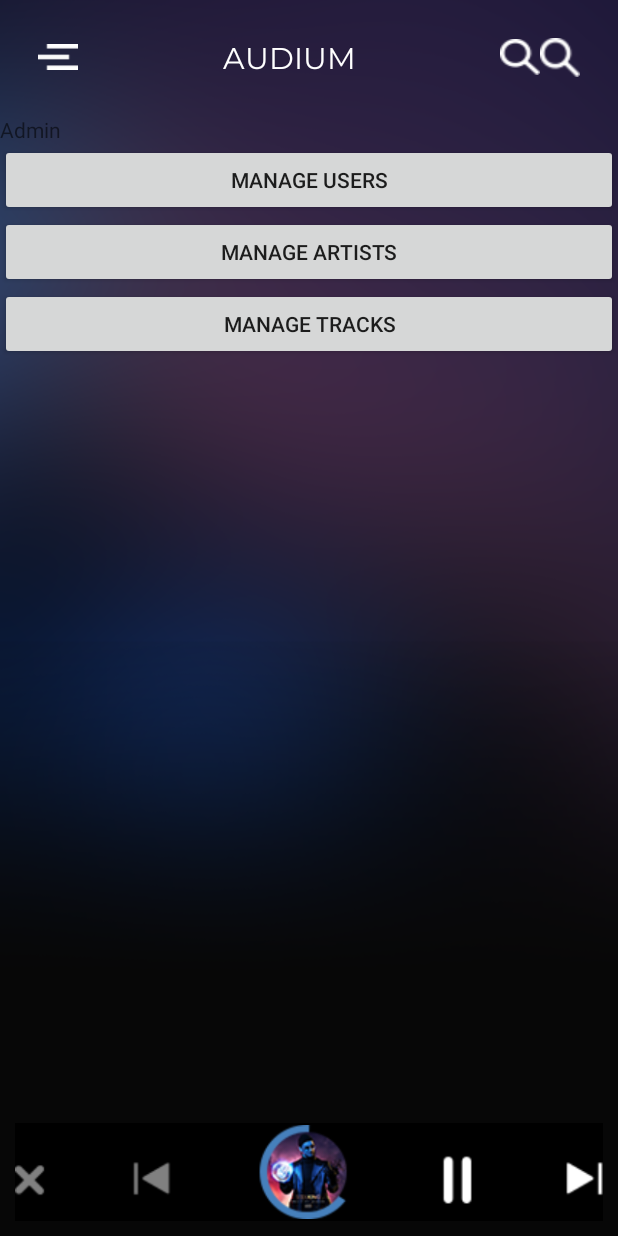
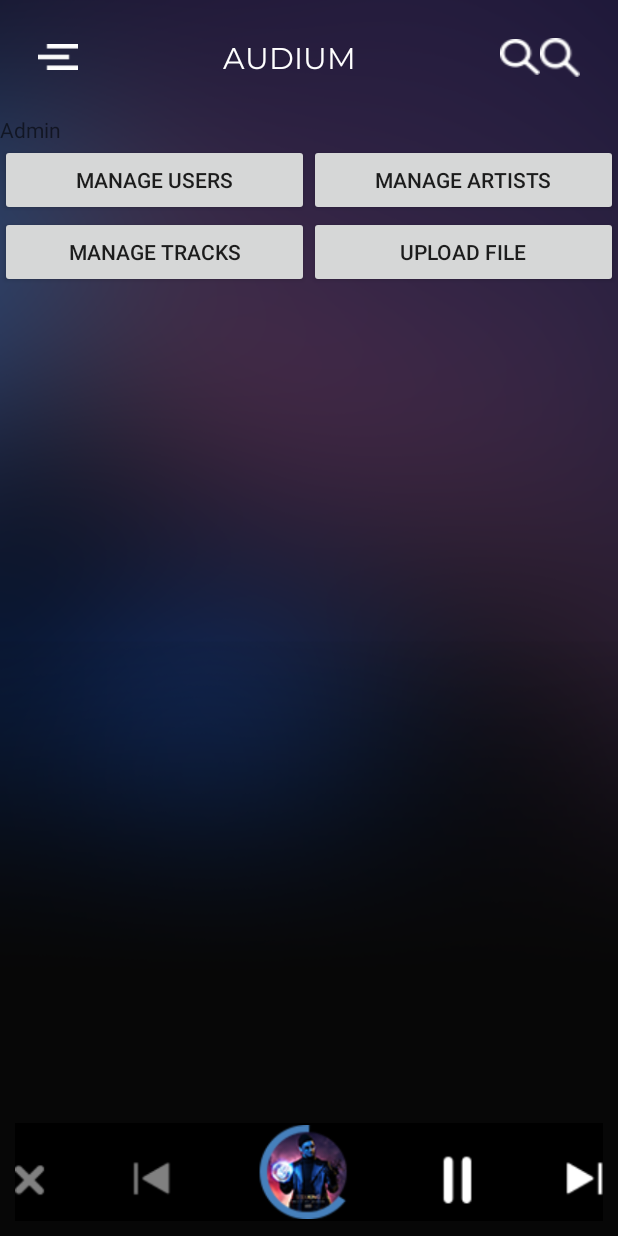
Before and after one commit to flomSStaar/AudiumMobile, an Android app: the fragment AdminFragment placed in its activity, on a phone screen of 412 x 824 dp. Run offline under Robolectric (Android 15) with nearby library versions, the phone set to English and light mode, and no system bars; our stand-ins replace Picasso; libraries missing offline, so code that uses them is left out: com.makeramen.roundedimageview; pictures from the network do not load; 3 statements that could not run were skipped.

Commit message:
Ajout de la partie d'ajout de musique sur la base.

```diff
--- a/app/build.gradle
+++ b/app/build.gradle
@@ -35,4 +35,5 @@ dependencies {
     implementation 'com.makeramen:roundedimageview:2.3.0'
     implementation 'com.squareup.picasso:picasso:2.5.2'
     implementation 'com.google.firebase:firebase-database:20.0.4'
+    implementation 'com.google.firebase:firebase-storage:20.0.1'
 }
--- a/app/src/main/AndroidManifest.xml
+++ b/app/src/main/AndroidManifest.xml
@@ -51,6 +51,9 @@
         <activity
             android:name=".activity.admin.AddAlbumActivity"
             android:exported="false" />
+        <activity
+            android:name=".activity.UploadTrackActivity"
+            android:exported="false" />
     </application>
 
 </manifest>
--- a/app/src/main/java/uqac/dim/audium/fragment/AdminFragment.java
+++ b/app/src/main/java/uqac/dim/audium/fragment/AdminFragment.java
@@ -12,6 +12,7 @@ import androidx.annotation.Nullable;
 import androidx.fragment.app.Fragment;
 
 import uqac.dim.audium.R;
+import uqac.dim.audium.activity.UploadTrackActivity;
 import uqac.dim.audium.activity.admin.ArtistListActivity;
 import uqac.dim.audium.activity.admin.TrackListActivity;
 import uqac.dim.audium.activity.admin.UserListActivity;
@@ -20,6 +21,7 @@ public class AdminFragment extends Fragment {
     private Button btnArtists;
     private Button btnTracks;
     private Button btnUsers;
+    private Button btnUploadFile;
 
     @Override
     public void onCreate(@Nullable Bundle savedInstanceState) {
@@ -34,10 +36,12 @@ public class AdminFragment extends Fragment {
         btnArtists = root.findViewById(R.id.btn_manage_artists);
         btnUsers = root.findViewById(R.id.btn_manage_users);
         btnTracks = root.findViewById(R.id.btn_manage_tracks);
+        btnUploadFile = root.findViewById(R.id.btn_upload_file);
 
         btnArtists.setOnClickListener(this::viewArtists);
         btnUsers.setOnClickListener(this::viewUsers);
         btnTracks.setOnClickListener(this::viewTracks);
+        btnUploadFile.setOnClickListener(this::uploadFile);
 
         return root;
     }
@@ -53,4 +57,8 @@ public class AdminFragment extends Fragment {
     private void viewTracks(View view) {
         startActivity(new Intent(getContext(), TrackListActivity.class));
     }
+
+    private void uploadFile(View view) {
+        startActivity(new Intent(getContext(), UploadTrackActivity.class));
+    }
 }
--- a/app/src/main/res/layout/admin_fragment.xml
+++ b/app/src/main/res/layout/admin_fragment.xml
@@ -9,24 +9,47 @@
         android:layout_height="wrap_content"
         android:text="@string/admin" />
 
+    <LinearLayout
+        android:layout_width="match_parent"
+        android:layout_height="wrap_content"
+        android:orientation="horizontal">
+
         <Button
             android:id="@+id/btn_manage_users"
-        android:layout_width="match_parent"
+            android:layout_width="0dp"
             android:layout_height="wrap_content"
+            android:layout_weight="1"
             android:text="@string/manage_users" />
 
 
         <Button
             android:id="@+id/btn_manage_artists"
+            android:layout_width="0dp"
+            android:layout_height="wrap_content"
+            android:layout_weight="1"
+            android:text="@string/manage_artists" />
+
+    </LinearLayout>
+
+    <LinearLayout
         android:layout_width="match_parent"
         android:layout_height="wrap_content"
-        android:text="@string/manage_artists" />
-
+        android:orientation="horizontal">
 
         <Button
             android:id="@+id/btn_manage_tracks"
-        android:layout_width="match_parent"
+            android:layout_width="0dp"
             android:layout_height="wrap_content"
+            android:layout_weight="1"
             android:text="@string/manage_tracks" />
 
+        <Button
+            android:id="@+id/btn_upload_file"
+            android:layout_width="0dp"
+            android:layout_height="wrap_content"
+            android:layout_weight="1"
+            android:text="Upload file" />
+
     </LinearLayout>
+
+</LinearLayout>
```
Also changed, not shown: app/src/main/java/uqac/dim/audium/activity/UploadTrackActivity.java (added, +97 -0 lines), app/src/main/res/layout/activity_upload_track.xml (added, +35 -0 lines). Lines whose indentation alone changed are shown as unchanged.
